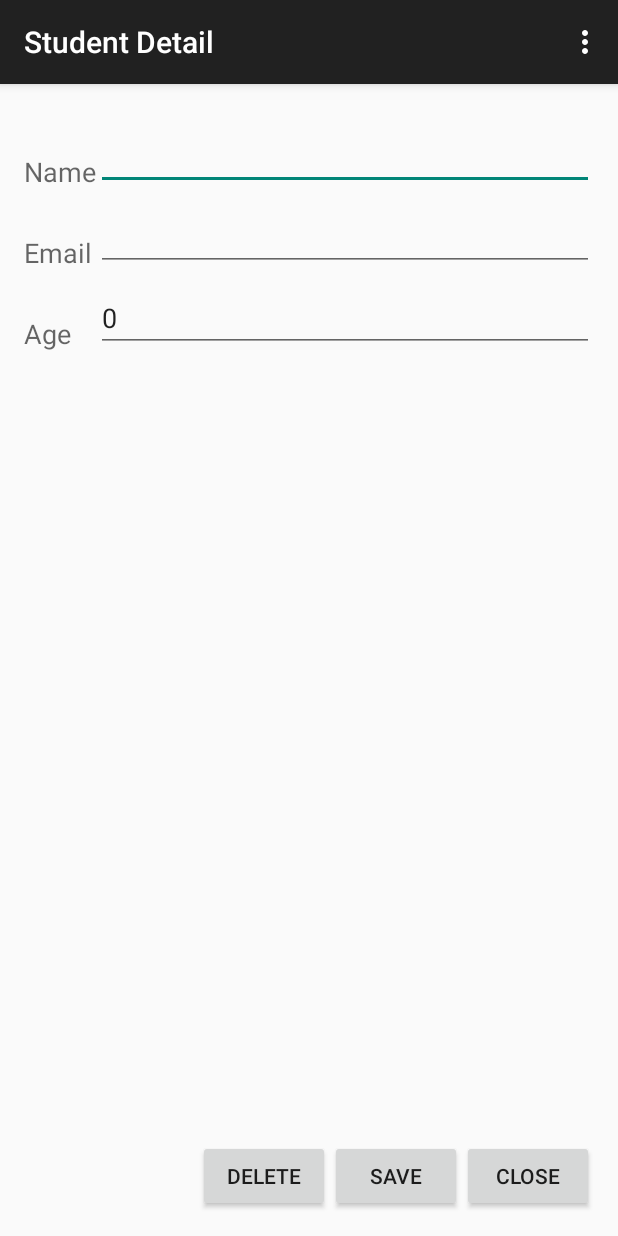
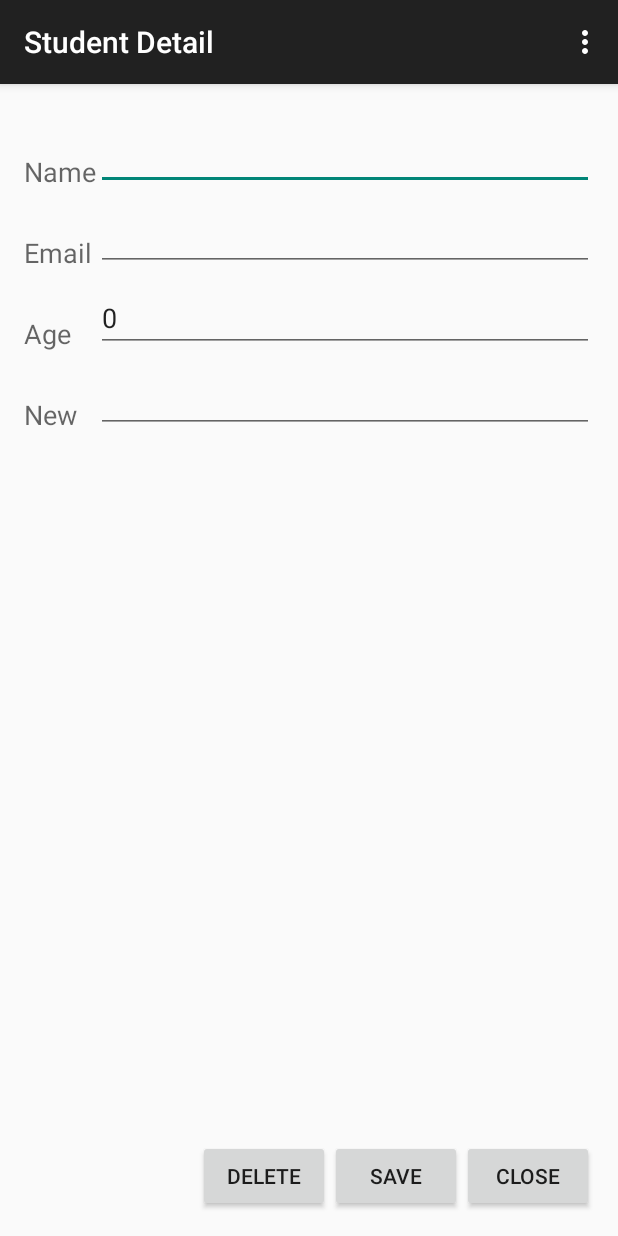
Before and after one commit to pankajk7/SqliteDemo, an Android app: the screen it shows after launch (StudentDetail), after a tap on "ADD", on a phone screen of 412 x 824 dp. Run offline under Robolectric (Android 15) with nearby library versions, the phone set to English and light mode, and no system bars.

```diff
--- a/src/main/java/com/instinctcoder/sqlitedb/DBHelper.java
+++ b/src/main/java/com/instinctcoder/sqlitedb/DBHelper.java
@@ -8,10 +8,11 @@ import android.database.sqlite.SQLiteOpenHelper;
 import android.content.Context;
 import android.database.sqlite.SQLiteDatabase;
 import android.database.sqlite.SQLiteOpenHelper;
+import android.util.Log;
 
 public class DBHelper  extends SQLiteOpenHelper {
     //version number to upgrade database version
-    private static final int DATABASE_VERSION = 4;
+    private static final int DATABASE_VERSION = 7;
 
     // Database Name
     private static final String DATABASE_NAME = "crud.db";
@@ -29,7 +30,8 @@ public class DBHelper  extends SQLiteOpenHelper {
                 + Student.KEY_ID  + " INTEGER PRIMARY KEY AUTOINCREMENT ,"
                 + Student.KEY_name + " TEXT, "
                 + Student.KEY_age + " INTEGER, "
-                + Student.KEY_email + " TEXT )";
+                + Student.KEY_email + " TEXT, "
+                + Student.KEY_NewColumn + " TEXT)";
 
         db.execSQL(CREATE_TABLE_STUDENT);
 
@@ -38,8 +40,13 @@ public class DBHelper  extends SQLiteOpenHelper {
 
     @Override
     public void onUpgrade(SQLiteDatabase db, int oldVersion, int newVersion) {
-        // Drop older table if existed, all data will be gone
-        db.execSQL("DROP TABLE IF EXISTS " + Student.TABLE);
+        // If you need to add a column
+//        if (newVersion > oldVersion) {
+//            db.execSQL("ALTER TABLE "+ Student.TABLE +" ADD COLUMN "+ Student.KEY_NewColumn+" TEXT DEFAULT ''");
+//        }else {
+            // Drop older table if existed, all data will be gone
+            db.execSQL("DROP TABLE IF EXISTS " + Student.TABLE);
+//        }
 
         // Create tables again
         onCreate(db);
--- a/src/main/java/com/instinctcoder/sqlitedb/MainActivity.java
+++ b/src/main/java/com/instinctcoder/sqlitedb/MainActivity.java
@@ -32,6 +32,7 @@ public class MainActivity extends ListActivity implements android.view.View.OnCl
     Button btnAdd, btnGetAll;
     ArrayList studentList = new ArrayList();
     TextView student_Id ;
+    ListAdapter adapter;
 
     @Override
     public void onClick(View view) {
@@ -58,26 +59,31 @@ public class MainActivity extends ListActivity implements android.view.View.OnCl
         btnAdd.setOnClickListener(this);
         btnGetAll.setOnClickListener(this);
 
-        StudentRepo repo = new StudentRepo(this);
 
-        ArrayList<HashMap<String, String>> animalList =  repo.getStudentList();
 
         ListView lv = getListView();
         lv.setOnItemClickListener(new AdapterView.OnItemClickListener() {
             @Override
-            public void onItemClick(AdapterView<?> parent, View view,int position, long id) {
+            public void onItemClick(AdapterView<?> parent, View view, int position, long id) {
                 student_Id = (TextView) view.findViewById(R.id.student_Id);
                 String studentId = student_Id.getText().toString();
-                Intent  objIndent = new Intent(getApplicationContext(),StudentDetail.class);
+                Intent objIndent = new Intent(getApplicationContext(), StudentDetail.class);
                 objIndent.putExtra("student_Id", studentId);
                 startActivity(objIndent);
             }
         });
-        ListAdapter adapter = new SimpleAdapter( MainActivity.this,animalList, R.layout.view_student_entry, new String[] { "id","name"}, new int[] {R.id.student_Id, R.id.student_name});
-        setListAdapter(adapter);
 
     }
 
+    @Override
+    protected void onResume() {
+        super.onResume();
+        StudentRepo repo = new StudentRepo(this);
+
+        ArrayList<HashMap<String, String>> animalList =  repo.getStudentList();
+        adapter = new SimpleAdapter( MainActivity.this,animalList, R.layout.view_student_entry, new String[] { "id","name"}, new int[] {R.id.student_Id, R.id.student_name});
+        setListAdapter(adapter);
+    }
 
     @Override
     public boolean onCreateOptionsMenu(Menu menu) {
--- a/src/main/java/com/instinctcoder/sqlitedb/Student.java
+++ b/src/main/java/com/instinctcoder/sqlitedb/Student.java
@@ -11,11 +11,13 @@ public class Student {
     public static final String KEY_name = "name";
     public static final String KEY_email = "email";
     public static final String KEY_age = "age";
+    public static final String KEY_NewColumn = "newColumn";
 
     public int student_ID;
     public String name;
     public String email;
     public int age;
+    public String newValue;
 
     public int getAge() {
         return age;
--- a/src/main/java/com/instinctcoder/sqlitedb/StudentDetail.java
+++ b/src/main/java/com/instinctcoder/sqlitedb/StudentDetail.java
@@ -26,6 +26,7 @@ public class StudentDetail extends ActionBarActivity implements android.view.Vie
     EditText editTextName;
     EditText editTextEmail;
     EditText editTextAge;
+    EditText newColumnEditText;
     private int _Student_Id=0;
 
     @Override
@@ -40,6 +41,7 @@ public class StudentDetail extends ActionBarActivity implements android.view.Vie
         editTextName = (EditText) findViewById(R.id.editTextName);
         editTextEmail = (EditText) findViewById(R.id.editTextEmail);
         editTextAge = (EditText) findViewById(R.id.editTextAge);
+        newColumnEditText = (EditText) findViewById(R.id.editTextNewCoumn);
 
         btnSave.setOnClickListener(this);
         btnDelete.setOnClickListener(this);
@@ -48,7 +50,10 @@ public class StudentDetail extends ActionBarActivity implements android.view.Vie
 
         _Student_Id =0;
         Intent intent = getIntent();
-        _Student_Id =intent.getIntExtra("student_Id", 0);
+        String studentId = intent.getStringExtra("student_Id");
+        if(studentId != null){
+            _Student_Id = Integer.parseInt(studentId);
+        }
         StudentRepo repo = new StudentRepo(this);
         Student student = new Student();
         student = repo.getStudentById(_Student_Id);
@@ -56,6 +61,7 @@ public class StudentDetail extends ActionBarActivity implements android.view.Vie
         editTextAge.setText(String.valueOf(student.age));
         editTextName.setText(student.name);
         editTextEmail.setText(student.email);
+        newColumnEditText.setText(student.newValue);
     }
 
 
@@ -86,6 +92,7 @@ public class StudentDetail extends ActionBarActivity implements android.view.Vie
             student.age= Integer.parseInt(editTextAge.getText().toString());
             student.email=editTextEmail.getText().toString();
             student.name=editTextName.getText().toString();
+            student.newValue = newColumnEditText.getText().toString();
             student.student_ID=_Student_Id;
 
             if (_Student_Id==0){
--- a/src/main/java/com/instinctcoder/sqlitedb/StudentRepo.java
+++ b/src/main/java/com/instinctcoder/sqlitedb/StudentRepo.java
@@ -4,6 +4,7 @@ import android.content.ContentValues;
 import android.content.Context;
 import android.database.Cursor;
 import android.database.sqlite.SQLiteDatabase;
+
 import java.util.ArrayList;
 import java.util.HashMap;
 
@@ -20,8 +21,9 @@ public class StudentRepo {
         SQLiteDatabase db = dbHelper.getWritableDatabase();
         ContentValues values = new ContentValues();
         values.put(Student.KEY_age, student.age);
-        values.put(Student.KEY_email,student.email);
+        values.put(Student.KEY_email, student.email);
         values.put(Student.KEY_name, student.name);
+        values.put(Student.KEY_NewColumn, student.newValue);
 
         // Inserting Row
         long student_Id = db.insert(Student.TABLE, null, values);
@@ -43,8 +45,9 @@ public class StudentRepo {
         ContentValues values = new ContentValues();
 
         values.put(Student.KEY_age, student.age);
-        values.put(Student.KEY_email,student.email);
+        values.put(Student.KEY_email, student.email);
         values.put(Student.KEY_name, student.name);
+        values.put(Student.KEY_NewColumn, student.newValue);
 
         db.update(Student.TABLE, values, Student.KEY_ID + "=" + student.student_ID, null);
         db.close(); // Closing database connection
@@ -52,18 +55,20 @@ public class StudentRepo {
 
     public ArrayList getAll() {
         SQLiteDatabase db = dbHelper.getReadableDatabase();
-        String selectQuery =  "SELECT  " +
+        String selectQuery = "SELECT  " +
                 Student.KEY_ID + "," +
                 Student.KEY_name + "," +
                 Student.KEY_email + "," +
-                Student.KEY_age +
+                Student.KEY_age + "," +
+                Student.KEY_NewColumn +
                 " FROM " + Student.TABLE;
 
-        ArrayList studentList =new ArrayList();
+        ArrayList studentList = new ArrayList();
 
         Cursor cursor = db.rawQuery(selectQuery, null);
         // looping through all rows and adding to list
 
+        if(cursor != null) {
             if (cursor.moveToFirst()) {
                 do {
                     studentList.add(cursor.getString(cursor.getColumnIndex(Student.KEY_ID)) + "_"
@@ -73,26 +78,28 @@ public class StudentRepo {
             }
 
             cursor.close();
+        }
         db.close();
         return studentList;
 
     }
 
-    public ArrayList<HashMap<String, String>>  getStudentList() {
+    public ArrayList<HashMap<String, String>> getStudentList() {
         SQLiteDatabase db = dbHelper.getReadableDatabase();
-        String selectQuery =  "SELECT  " +
+        String selectQuery = "SELECT  " +
                 Student.KEY_ID + "," +
                 Student.KEY_name + "," +
                 Student.KEY_email + "," +
-                Student.KEY_age +
+                Student.KEY_age + "," +
+                Student.KEY_NewColumn +
                 " FROM " + Student.TABLE;
 
         //Student student = new Student();
         ArrayList<HashMap<String, String>> studentList = new ArrayList<HashMap<String, String>>();
-
+        if(db != null) {
             Cursor cursor = db.rawQuery(selectQuery, null);
             // looping through all rows and adding to list
-
+            if (cursor != null) {
                 if (cursor.moveToFirst()) {
                     do {
                         HashMap<String, String> student = new HashMap<String, String>();
@@ -104,73 +111,79 @@ public class StudentRepo {
                 }
 
                 cursor.close();
+            }
             db.close();
+        }
         return studentList;
 
     }
 
-    public Student getStudentById(int Id){
+    public Student getStudentById(int Id) {
         SQLiteDatabase db = dbHelper.getReadableDatabase();
-        String selectQuery =  "SELECT  " +
+        String selectQuery = "SELECT  " +
                 Student.KEY_ID + "," +
                 Student.KEY_name + "," +
                 Student.KEY_email + "," +
-                Student.KEY_age +
+                Student.KEY_age + "," +
+                Student.KEY_NewColumn +
                 " FROM " + Student.TABLE
                 + " WHERE " +
                 Student.KEY_ID + "=" + Id;
 
 
-        int iCount =0;
+        int iCount = 0;
         Student student = new Student();
 
         Cursor cursor = db.rawQuery(selectQuery, null);
         // looping through all rows and adding to list
-
+        if (cursor != null) {
             if (cursor.moveToFirst()) {
                 do {
-                student.student_ID =cursor.getInt(cursor.getColumnIndex(Student.KEY_ID));
-                student.name =cursor.getString(cursor.getColumnIndex(Student.KEY_name));
-                student.email  =cursor.getString(cursor.getColumnIndex(Student.KEY_email));
-                student.age =cursor.getInt(cursor.getColumnIndex(Student.KEY_age));
+                    student.student_ID = cursor.getInt(cursor.getColumnIndex(Student.KEY_ID));
+                    student.name = cursor.getString(cursor.getColumnIndex(Student.KEY_name));
+                    student.email = cursor.getString(cursor.getColumnIndex(Student.KEY_email));
+                    student.age = cursor.getInt(cursor.getColumnIndex(Student.KEY_age));
+                    student.newValue = cursor.getString(cursor.getColumnIndex(Student.KEY_NewColumn));
+                } while (cursor.moveToNext());
+            }
+
+            cursor.close();
+        }
+        db.close();
+        return student;
+    }
+
+    private int getFirstStudent() {
+        SQLiteDatabase db = dbHelper.getReadableDatabase();
+        String selectQuery = "SELECT  " +
+                Student.KEY_ID +
+                " FROM " + Student.TABLE
+                + " LIMIT 1;";
+
+
+        int student_Id = 0;
+
+
+        Cursor cursor = db.rawQuery(selectQuery, null);
+        // looping through all rows and adding to list
+
+        if(cursor != null) {
+            if (cursor.moveToFirst()) {
+                do {
+                    student_Id = cursor.getInt(cursor.getColumnIndex(Student.KEY_ID));
 
                 } while (cursor.moveToNext());
             }
 
             cursor.close();
-        db.close();
-        return student;
         }
-
-    private int getFirstStudent(){
-        SQLiteDatabase db = dbHelper.getReadableDatabase();
-        String selectQuery =  "SELECT  " +
-                Student.KEY_ID +
-                " FROM " + Student.TABLE
-                + " LIMIT 1;" ;
-
-
-        int student_Id =0;
-
-
-        Cursor cursor = db.rawQuery(selectQuery, null);
-        // looping through all rows and adding to list
-
-        if (cursor.moveToFirst()) {
-            do {
-                student_Id =cursor.getInt(cursor.getColumnIndex(Student.KEY_ID));
-
-            } while (cursor.moveToNext());
-        }
-
-        cursor.close();
         db.close();
         return student_Id;
     }
 
-    private int getLastStudent(){
+    private int getLastStudent() {
         SQLiteDatabase db = dbHelper.getReadableDatabase();
-        String selectQuery =  "SELECT  " +
+        String selectQuery = "SELECT  " +
                 Student.KEY_ID +
                 " FROM " + Student.TABLE
                 + " ORDER BY " +
@@ -178,20 +191,22 @@ public class StudentRepo {
         //" DESC LIMIT 1;" ;
 
 
-        int student_Id =0;
+        int student_Id = 0;
 
 
         Cursor cursor = db.rawQuery(selectQuery, null);
         // looping through all rows and adding to list
 
+        if(cursor != null) {
             if (cursor.moveToFirst()) {
                 do {
-                student_Id =cursor.getInt(cursor.getColumnIndex(Student.KEY_ID));
+                    student_Id = cursor.getInt(cursor.getColumnIndex(Student.KEY_ID));
                     break;
                 } while (cursor.moveToNext());
             }
 
             cursor.close();
+        }
         db.close();
         return student_Id;
     }
--- a/src/main/res/layout/activity_student_detail.xml
+++ b/src/main/res/layout/activity_student_detail.xml
@@ -41,6 +41,18 @@
         android:layout_alignParentStart="true"
         android:layout_marginTop="29dp" />
 
+    <TextView
+        android:layout_width="wrap_content"
+        android:layout_height="wrap_content"
+        android:textAppearance="?android:attr/textAppearanceMedium"
+        android:text="New"
+        android:id="@+id/textView4"
+        android:layout_below="@+id/textView3"
+        android:layout_alignParentLeft="true"
+        android:layout_alignParentStart="true"
+        android:layout_marginTop="29dp" />
+
+
     <EditText
         android:layout_width="wrap_content"
         android:layout_height="wrap_content"
@@ -76,6 +88,21 @@
         android:layout_alignRight="@+id/editTextEmail"
         android:layout_alignEnd="@+id/editTextEmail" />
 
+    <EditText
+        android:layout_width="wrap_content"
+        android:layout_height="wrap_content"
+        android:inputType="text"
+        android:ems="10"
+        android:id="@+id/editTextNewCoumn"
+        android:layout_alignBottom="@+id/textView4"
+        android:layout_alignLeft="@+id/editTextAge"
+        android:layout_alignStart="@+id/editTextAge"
+        android:layout_alignRight="@+id/editTextAge"
+        android:layout_alignEnd="@+id/editTextAge" />
+
+
+
+
     <Button
         android:layout_width="wrap_content"
         android:layout_height="wrap_content"
```
Also changed, not shown: src/main/res/layout/activity_main.xml (+8 -3 lines). Lines whose indentation alone changed are shown as unchanged.
